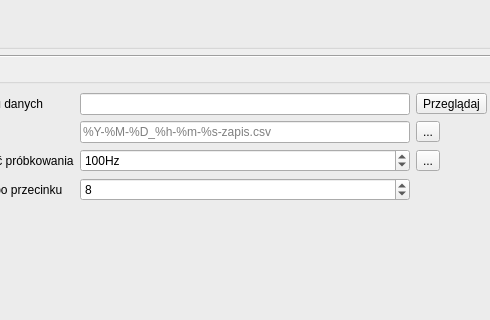
This is views/LjdMainWindow.ui in ndelta0/LJDumper as Qt 5 draws it before an edit; both pictures show x 432 to 922 and y 135 to 455 of the 1280 by 800 pixel window. The edited form follows.
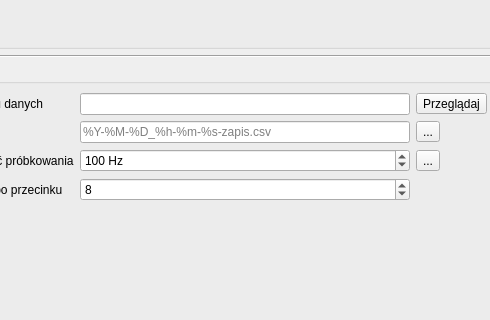
This is the edited form. Icons and pictures are not drawn.

Commit message: Windows build and misc fixes

```diff
--- a/views/LjdMainWindow.ui
+++ b/views/LjdMainWindow.ui
@@ -108,8 +108,8 @@
                                 <rect>
                                     <x>0</x>
                                     <y>0</y>
-                                    <width>1264</width>
-                                    <height>733</height>
+         <width>1258</width>
+         <height>735</height>
                                 </rect>
                             </property>
                             <layout class="QVBoxLayout" name="verticalLayout_2">
@@ -278,7 +278,7 @@
                                             <item row="2" column="2">
                                                 <widget class="QSpinBox" name="sbSampleRate">
                                                     <property name="suffix">
-                                                        <string>Hz</string>
+              <string> Hz</string>
                                                     </property>
                                                     <property name="minimum">
                                                         <number>1</number>
```
Left out of the diff: 3 changed lines with no effect on the pictures. Lines whose indentation alone changed are shown as unchanged. The commit also changes 4 other files.
